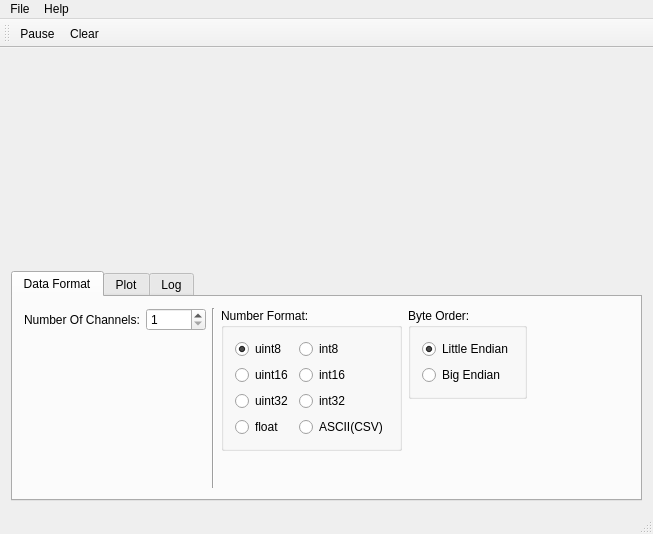
This is mainwindow.ui in AlexanderAmelkin/SerialPlot as Qt 5 draws it before an edit. The edited form follows.
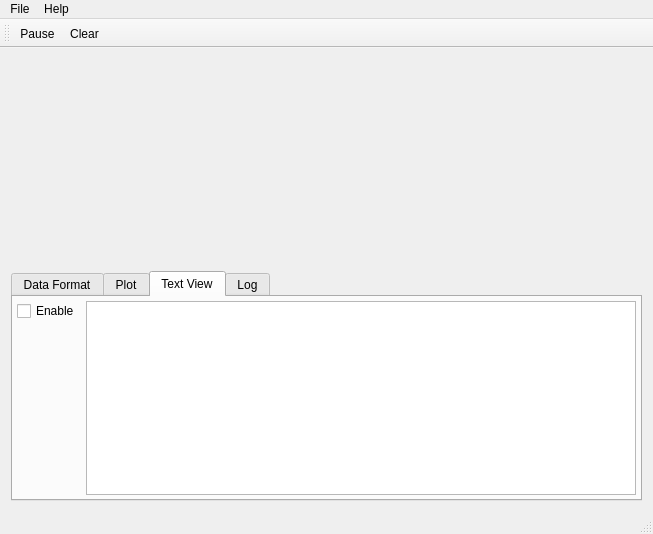
This is the edited form. The open tabs and pages were chosen to show the change. Custom widgets are drawn as their Qt base class.

Commit message: added text view tab to mainwindow design

What changed in the file:
```diff
--- a/mainwindow.ui
+++ b/mainwindow.ui
@@ -376,6 +376,56 @@
         </item>
        </layout>
       </widget>
+      <widget class="QWidget" name="tabTextView">
+       <attribute name="title">
+        <string>Text View</string>
+       </attribute>
+       <layout class="QHBoxLayout" name="horizontalLayout_2">
+        <property name="leftMargin">
+         <number>4</number>
+        </property>
+        <property name="topMargin">
+         <number>4</number>
+        </property>
+        <property name="rightMargin">
+         <number>4</number>
+        </property>
+        <property name="bottomMargin">
+         <number>4</number>
+        </property>
+        <item>
+         <layout class="QVBoxLayout" name="verticalLayout_3">
+          <item>
+           <widget class="QCheckBox" name="cbEnableTextView">
+            <property name="text">
+             <string>Enable</string>
+            </property>
+           </widget>
+          </item>
+          <item>
+           <spacer name="verticalSpacer_3">
+            <property name="orientation">
+             <enum>Qt::Vertical</enum>
+            </property>
+            <property name="sizeHint" stdset="0">
+             <size>
+              <width>20</width>
+              <height>40</height>
+             </size>
+            </property>
+           </spacer>
+          </item>
+         </layout>
+        </item>
+        <item>
+         <widget class="QPlainTextEdit" name="ptTextView">
+          <property name="readOnly">
+           <bool>true</bool>
+          </property>
+         </widget>
+        </item>
+       </layout>
+      </widget>
       <widget class="QWidget" name="tabLog">
        <attribute name="title">
         <string>Log</string>
```
Left out of the diff: 2 changed lines with no effect on the pictures.
